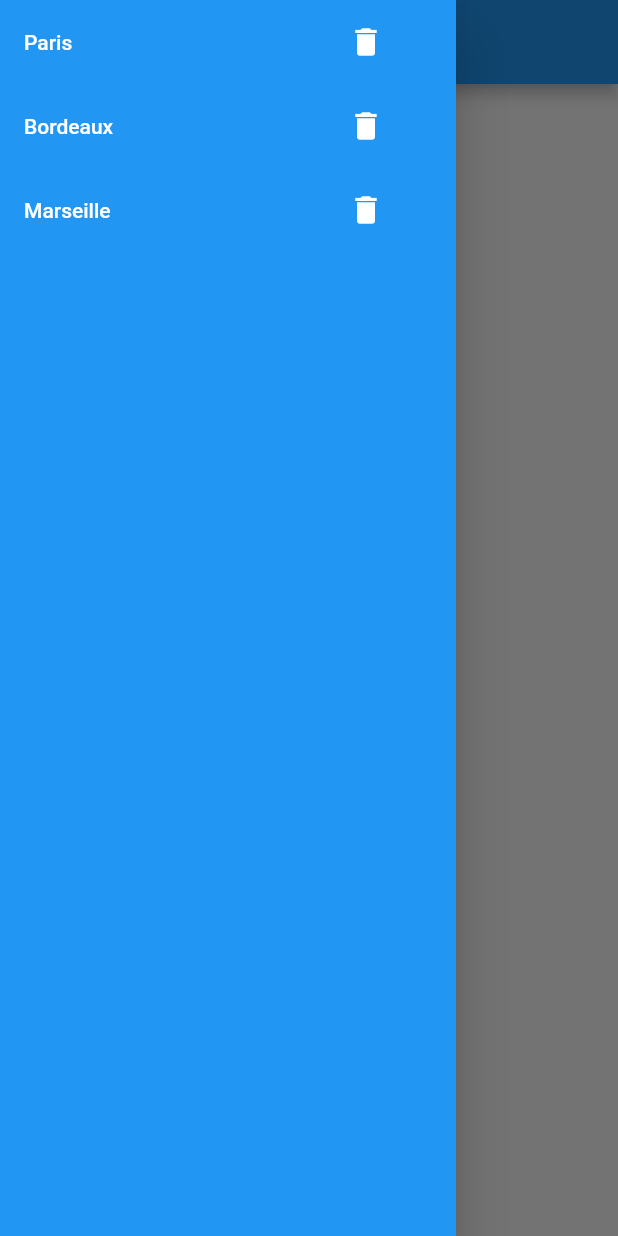
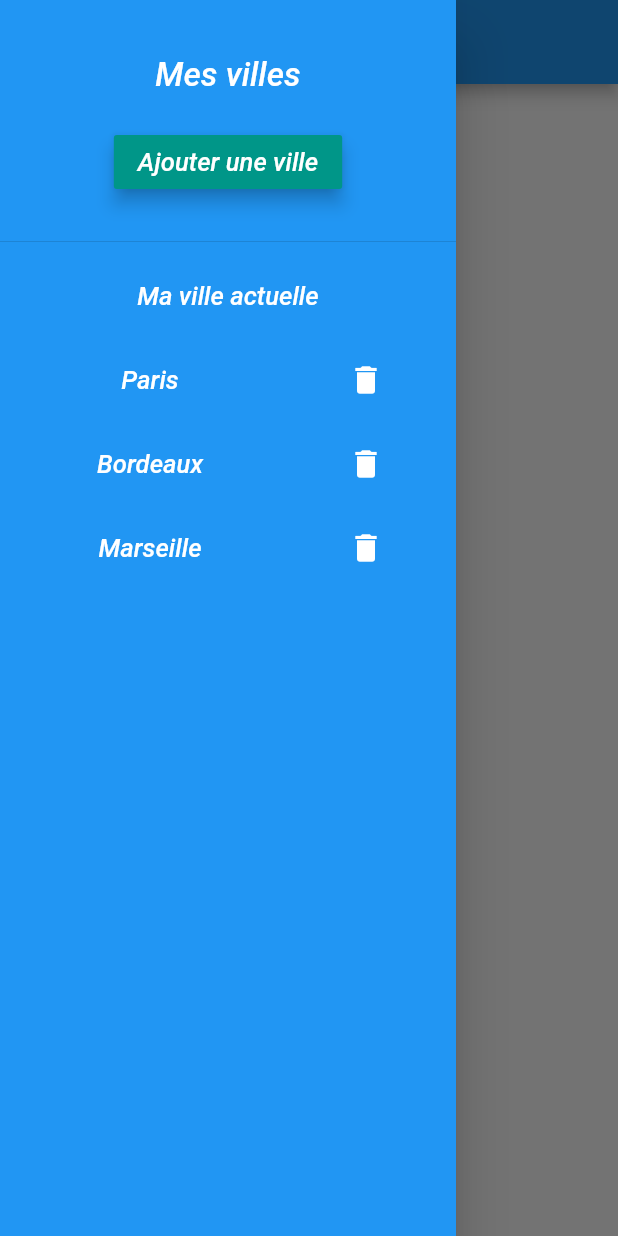
Before and after one commit to FlorianKogon/flutter_meteo2, a Flutter app: the screen it shows after launch, with the side drawer open, on a phone screen of 412 x 824 dp. Run offline on Flutter 3.47's test engine with Material 2 defaults, Android fonts, the phone set to English and light mode, and no system bars.

Commit message:
header-&-raisedbutton-added

```diff
--- a/lib/widgets/home.dart
+++ b/lib/widgets/home.dart
@@ -23,16 +23,42 @@ class _MyHomePageState extends State<MyHomePage> {
         child: Container(
           color: Colors.blue,
           child: ListView.builder(
-              itemCount: cities.length,
+              itemCount: cities.length + 2,
               itemBuilder: (context, i) {
+                if (i == 0) {
+                  return DrawerHeader(
+                    child: Column(
+                      mainAxisAlignment: MainAxisAlignment.spaceEvenly,
+                      children: [
+                        customText("Mes villes", fontSize: 22.0),
+                        RaisedButton(
+                          elevation: 5.0,
+                          onPressed: addCity,
+                          color: Colors.teal,
+                          child: customText('Ajouter une ville'),
+                        ),
+                      ],
+                    ),
+                  );
+                }
+                else if (i == 1) {
                   return ListTile(
-                  title: Text(
-                      cities[i],
-                      style: TextStyle(color: Colors.white)
-                  ),
+                    title: customText("Ma ville actuelle"),
                     onTap: () {
                       setState(() {
-                      chosenCity = cities[i];
+                        chosenCity = null;
+                        Navigator.pop(context);
+                      });
+                    },
+                  );
+                }
+                else {
+                  String city = cities[i - 2];
+                  return ListTile(
+                    title: customText(city),
+                    onTap: () {
+                      setState(() {
+                        chosenCity = city;
                         Navigator.pop(context);
                       });
                     },
@@ -46,6 +72,7 @@ class _MyHomePageState extends State<MyHomePage> {
                       ),
                     ),
                   );
+                }
               }),
         ),
       ),
@@ -53,9 +80,49 @@ class _MyHomePageState extends State<MyHomePage> {
         title: Text(widget.title),
       ),
       body: Center(
-        child: Text(chosenCity == null ? "Ville actuelle" : chosenCity
+        child: customText(
+            chosenCity == null ? "Ville actuelle" : chosenCity,
+            color: Colors.black87
         ),
       ),
     );
   }
+
+  Text customText(String data, {color: Colors.white, fontSize: 17.0, fontStyle: FontStyle.italic, textAlign: TextAlign.center} ) {
+    return Text(
+      data,
+      textAlign: textAlign,
+      style: TextStyle(
+          color: color,
+          fontSize: fontSize,
+          fontStyle: fontStyle
+      ),
+    );
   }
+
+  Future<Null> addCity() async {
+    return showDialog(
+        context: context,
+        barrierDismissible: true,
+        builder: (BuildContext context) {
+          return SimpleDialog(
+            contentPadding: EdgeInsets.all(20.0),
+            title: customText("Ajouter une ville", fontSize: 22.0, color: Colors.teal),
+            children: [
+              TextField(
+                decoration: InputDecoration(
+                    labelText: "Nouvelle ville"
+                ),
+                onSubmitted: (String str) {
+                  Navigator.pop(context);
+                  setState(() {
+                    cities.add(str);
+                  });
+                },
+              )
+            ],
+          );
+        }
+    );
+  }
+}
--- a/pubspec.yaml
+++ b/pubspec.yaml
@@ -23,6 +23,7 @@ environment:
 dependencies:
   flutter:
     sdk: flutter
+  shared_preferences: ^0.5.12+4
 
 
   # The following adds the Cupertino Icons font to your application.
```
Also changed, not shown: pubspec.lock, 3 other files. Lines whose indentation alone changed are shown as unchanged.
